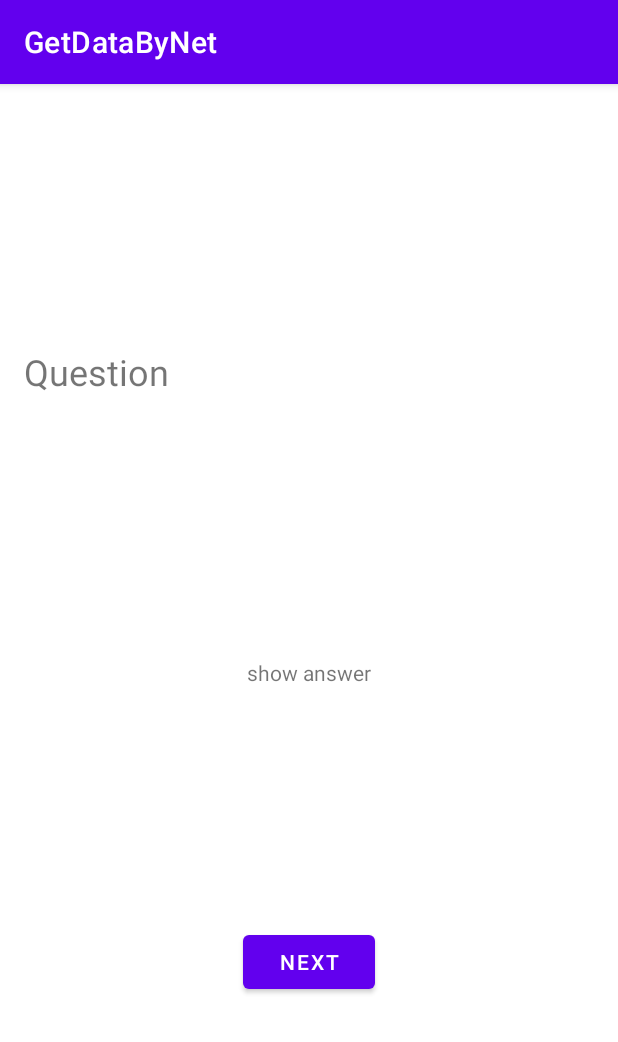
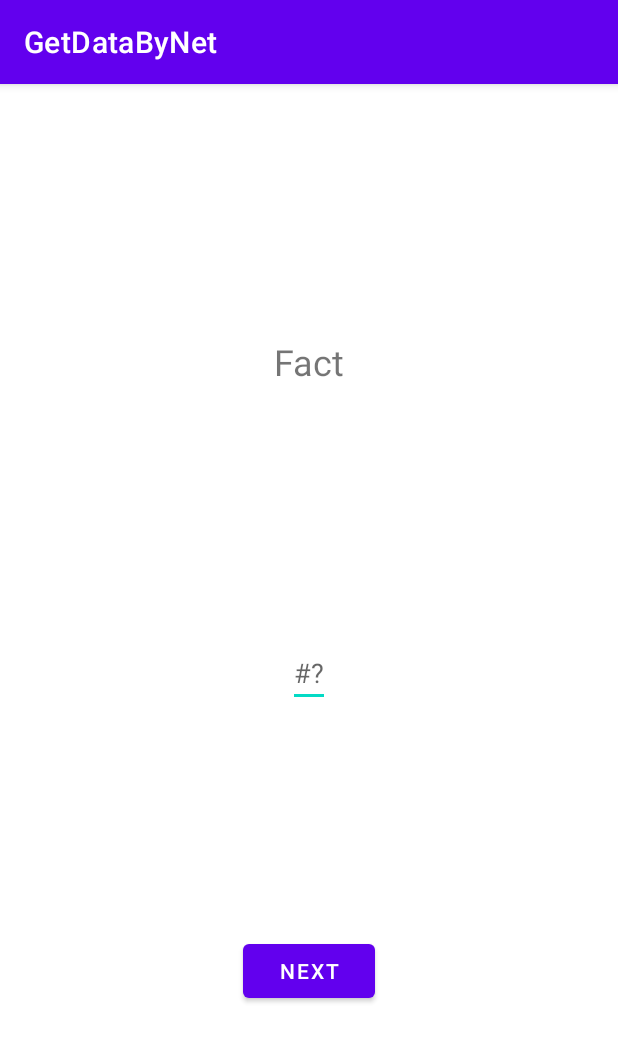
Before and after one commit to satyd/GetDataByNet, an Android app: the NumFactActivity screen opened directly, with no data from a screen before it, after a tap on "NEXT", on a phone screen of 412 x 824 dp. Shown: the top 1042 px of the screen. Run offline under Robolectric (Android 15) with nearby library versions, the phone set to English and light mode, and no system bars; network calls fail; 2 statements that could not run were skipped.

Commit message:
number api is working, need some cosmetic work

```diff
--- a/app/build.gradle
+++ b/app/build.gradle
@@ -12,7 +12,7 @@ android {
     defaultConfig {
 
         applicationId "com.levp.getdatabynet"
-        minSdkVersion 21
+        minSdkVersion 23
         targetSdkVersion 30
         versionCode 1
         versionName "1.0"
--- a/app/src/main/AndroidManifest.xml
+++ b/app/src/main/AndroidManifest.xml
@@ -11,6 +11,7 @@
         android:label="@string/app_name"
         android:roundIcon="@mipmap/app_icon"
         android:supportsRtl="true"
+        android:usesCleartextTraffic="true"
         android:theme="@style/Theme.GetDataByNet">
         <activity android:name=".questionApi.QuestionsActivity" />
         <activity android:name=".numFactApi.NumFactActivity" />
--- a/app/src/main/java/com/levp/getdatabynet/numFactApi/NumFact.kt
+++ b/app/src/main/java/com/levp/getdatabynet/numFactApi/NumFact.kt
@@ -2,6 +2,6 @@ package com.levp.getdatabynet.numFactApi
 
 data class NumFact(
     val text: String,
-    var number: Int,
+    var number: Long,
     var type: String
 )
--- a/app/src/main/java/com/levp/getdatabynet/numFactApi/NumFactActivity.kt
+++ b/app/src/main/java/com/levp/getdatabynet/numFactApi/NumFactActivity.kt
@@ -5,7 +5,8 @@ import android.os.Bundle
 import android.util.Log
 import com.google.gson.GsonBuilder
 import com.levp.getdatabynet.R
-import kotlinx.android.synthetic.main.activity_questions.*
+import kotlinx.android.synthetic.main.activity_numfacts.*
+
 import kotlinx.coroutines.*
 import retrofit2.Retrofit
 import retrofit2.converter.gson.GsonConverterFactory
@@ -15,47 +16,94 @@ class NumFactActivity : AppCompatActivity() {
 
     private val BASE_URL_NUMBER_FACT = "http://numbersapi.com"
     private val NOT_LOADED_STR = "not loaded yet"
-    //val gson = GsonBuilder().setLenient().create()
+    val gson = GsonBuilder().setLenient().create()
 
     var currText : String? = null
-    var currNum : Int? = null
+    var currNum : Long? = null
 
     override fun onCreate(savedInstanceState: Bundle?) {
         super.onCreate(savedInstanceState)
         setContentView(R.layout.activity_numfacts)
 
         GlobalScope.launch(Dispatchers.Main) {
-            getFact()
-            question_text.text = currText
+            getRandomFact()
+            num_fact_TW.text = currText
         }
 
-        next_question_btn.setOnClickListener {
+        next_numfact_btn.setOnClickListener {
+
+            val currNum = num_facts_ET.text.toString().toLongOrNull()
+
             GlobalScope.launch(Dispatchers.Main) {
-                getFact()
-                question_text.text = currText
-                question_answer_text.text = currNum.toString()
+                getFact((currNum ?: 0L))
+                num_fact_TW.text = currText
+
             }
-
-
-
         }
 
     }
-    suspend fun getFact(){
+    suspend fun getFact(num : Long){
 
         val fact = CompletableDeferred<String>()
-        val number = CompletableDeferred<Int>()
-        //var question = CompletableDeferred<String>()
+        val number = CompletableDeferred<Long>()
+
 
         val api = Retrofit.Builder()
             .baseUrl(BASE_URL_NUMBER_FACT)
-            .addConverterFactory(GsonConverterFactory.create())
+            .addConverterFactory(GsonConverterFactory.create(gson))
             .build()
             .create(NumFactApi::class.java)
 
         GlobalScope.launch(Dispatchers.IO) {
 
-            Log.d("launch", "coroutine launched")
+            Log.d("launch", "num coroutine launched")
+            val response = api.getByValue(num)
+
+            if (response.isSuccessful) {
+                val ans = response.body()
+                fact.complete(ans?.text ?: NOT_LOADED_STR)
+                number.complete(ans?.number ?: 404)
+            } else {
+                Log.e("response", "failed to load data")
+            }
+//            api.getComments().enque(object : Callback<List<Comment>> {
+//                override fun onFailure(call: Call<List<Comment>>, t: Throwable) {
+//                    Log.e("response", "error occured")
+//                }
+//
+//                override fun onResponse(
+//                    call: Call<List<Comment>>,
+//                    response: Response<List<Comment>>
+//                ) {
+//                    response.body()?.let {
+//                        for (comment in it) {
+//                            Log.d("response", comment.toString)
+//                        }
+//                    }
+//                }
+//            })
+        }
+        currText = fact.await()
+        currNum = number.await()
+
+        Log.e("number fact", "number:$currNum\nfact:$currText")
+
+    }
+    suspend fun getRandomFact(){
+
+        val fact = CompletableDeferred<String>()
+        val number = CompletableDeferred<Long>()
+
+
+        val api = Retrofit.Builder()
+            .baseUrl(BASE_URL_NUMBER_FACT)
+            .addConverterFactory(GsonConverterFactory.create(gson))
+            .build()
+            .create(NumFactApi::class.java)
+
+        GlobalScope.launch(Dispatchers.IO) {
+
+            Log.d("launch", "num coroutine launched")
             val response = api.getRandom()
 
             if (response.isSuccessful) {
--- a/app/src/main/java/com/levp/getdatabynet/numFactApi/NumFactApi.kt
+++ b/app/src/main/java/com/levp/getdatabynet/numFactApi/NumFactApi.kt
@@ -10,16 +10,16 @@ interface NumFactApi {
     @GET("/api/random")
     suspend fun getQuestions(@Query("count") count: Int): Response<List<NumFact>>
 
-    @GET("/{num}")
-    suspend fun getByValue(@Path("num") num : Int): Response<NumFact>
+    @GET("/{num}?json")
+    suspend fun getByValue(@Path("num") num : Long): Response<NumFact>
 
     @GET("/{num}/math")
-    suspend fun getByValueMath(@Path("num") num : Int): Response<NumFact>
+    suspend fun getByValueMath(@Path("num") num : Long): Response<NumFact>
 
     @GET("/{num}/trivia")
-    suspend fun getByValueTrivia(@Path("num") num : Int): Response<NumFact>
+    suspend fun getByValueTrivia(@Path("num") num : Long): Response<NumFact>
 
-    @GET("/random")
+    @GET("/random?json")
     suspend fun getRandom(): Response<NumFact>
 
     @GET("/random")
--- a/app/src/main/java/com/levp/getdatabynet/questionApi/QuestionsActivity.kt
+++ b/app/src/main/java/com/levp/getdatabynet/questionApi/QuestionsActivity.kt
@@ -26,13 +26,13 @@ class QuestionsActivity : AppCompatActivity() {
 
         GlobalScope.launch(Dispatchers.Main) {
             getQuestion()
-            question_text.text = currQuestion
+            num_fact_TW.text = currQuestion
         }
 
         next_question_btn.setOnClickListener {
             GlobalScope.launch(Dispatchers.Main) {
                 getQuestion()
-                question_text.text = currQuestion
+                num_fact_TW.text = currQuestion
                 question_answer_text.text = "show answer"
             }
 
--- a/app/src/main/res/layout/activity_numfacts.xml
+++ b/app/src/main/res/layout/activity_numfacts.xml
@@ -7,38 +7,41 @@
     tools:context=".questionApi.QuestionsActivity">
 
     <TextView
-        android:id="@+id/question_text"
+        android:id="@+id/num_fact_TW"
         android:layout_width="match_parent"
         android:layout_height="wrap_content"
-        android:text="Question"
         android:padding="16dp"
+        android:text="@string/num_fact_TW_text"
+        android:textAlignment="center"
         android:textSize="24sp"
-        app:layout_constraintBottom_toTopOf="@+id/question_answer_text"
+        app:layout_constraintBottom_toTopOf="@+id/num_facts_ET"
         app:layout_constraintEnd_toEndOf="parent"
 
         app:layout_constraintStart_toStartOf="parent"
         app:layout_constraintTop_toTopOf="parent" />
 
-    <TextView
-        android:id="@+id/question_answer_text"
+    <EditText
+        android:id="@+id/num_facts_ET"
         android:layout_width="wrap_content"
         android:layout_height="wrap_content"
-        android:text="show answer"
-        app:layout_constraintBottom_toTopOf="@+id/next_question_btn"
+        android:hint="#?"
+        android:inputType="number"
+        app:layout_constraintBottom_toTopOf="@+id/next_numfact_btn"
         app:layout_constraintEnd_toEndOf="parent"
 
         app:layout_constraintStart_toStartOf="parent"
-        app:layout_constraintTop_toBottomOf="@+id/question_text" />
+        app:layout_constraintTop_toBottomOf="@+id/num_fact_TW"
+        android:autofillHints="" />
 
     <Button
-        android:id="@+id/next_question_btn"
+        android:id="@+id/next_numfact_btn"
         android:layout_width="wrap_content"
         android:layout_height="wrap_content"
-        android:text="next"
+        android:text="@string/num_fact_btn_text"
         app:layout_constraintBottom_toBottomOf="parent"
         app:layout_constraintEnd_toEndOf="parent"
 
         app:layout_constraintStart_toStartOf="parent"
-        app:layout_constraintTop_toBottomOf="@+id/question_answer_text" />
+        app:layout_constraintTop_toBottomOf="@+id/num_facts_ET" />
 
 </androidx.constraintlayout.widget.ConstraintLayout>
--- a/app/src/main/res/layout/activity_questions.xml
+++ b/app/src/main/res/layout/activity_questions.xml
@@ -7,7 +7,7 @@
     tools:context=".questionApi.QuestionsActivity">
 
     <TextView
-        android:id="@+id/question_text"
+        android:id="@+id/num_fact_TW"
         android:layout_width="match_parent"
         android:layout_height="wrap_content"
         android:text="Question"
@@ -28,7 +28,7 @@
         app:layout_constraintEnd_toEndOf="parent"
 
         app:layout_constraintStart_toStartOf="parent"
-        app:layout_constraintTop_toBottomOf="@+id/question_text" />
+        app:layout_constraintTop_toBottomOf="@+id/num_fact_TW" />
 
     <Button
         android:id="@+id/next_question_btn"
--- a/app/src/main/res/values/arrays.xml
+++ b/app/src/main/res/values/arrays.xml
@@ -1,8 +1,8 @@
 <?xml version="1.0" encoding="utf-8"?>
 <resources>
     <string-array name="api_list" >
+        <item>Number Facts</item>
         <item>Question Api</item>
         <item>List of Data</item>
-        <item>Number Facts</item>
     </string-array>
 </resources>
--- a/app/src/main/res/values/strings.xml
+++ b/app/src/main/res/values/strings.xml
@@ -4,4 +4,6 @@
     <string name="hello_blank_fragment">empty field :(</string>
     <string name="go_to_selected_btn">Go to selected</string>
     <string name="change_cat_btn_text">Change cat</string>
+    <string name="num_fact_TW_text">Fact</string>
+    <string name="num_fact_btn_text">next</string>
 </resources>
```
